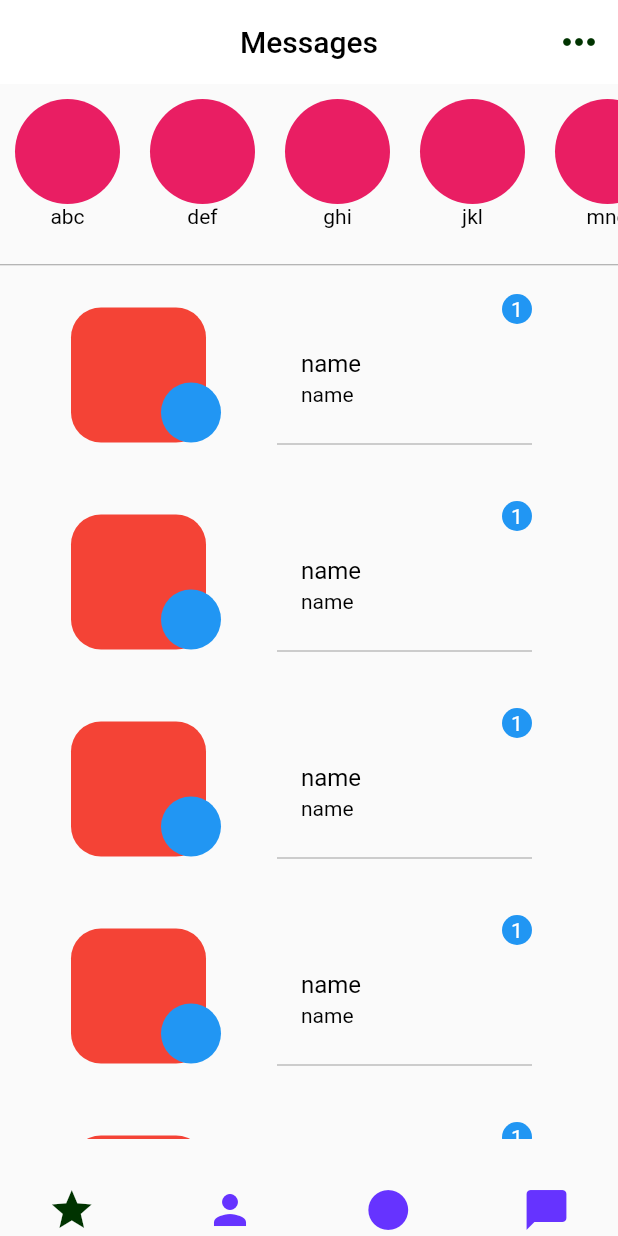
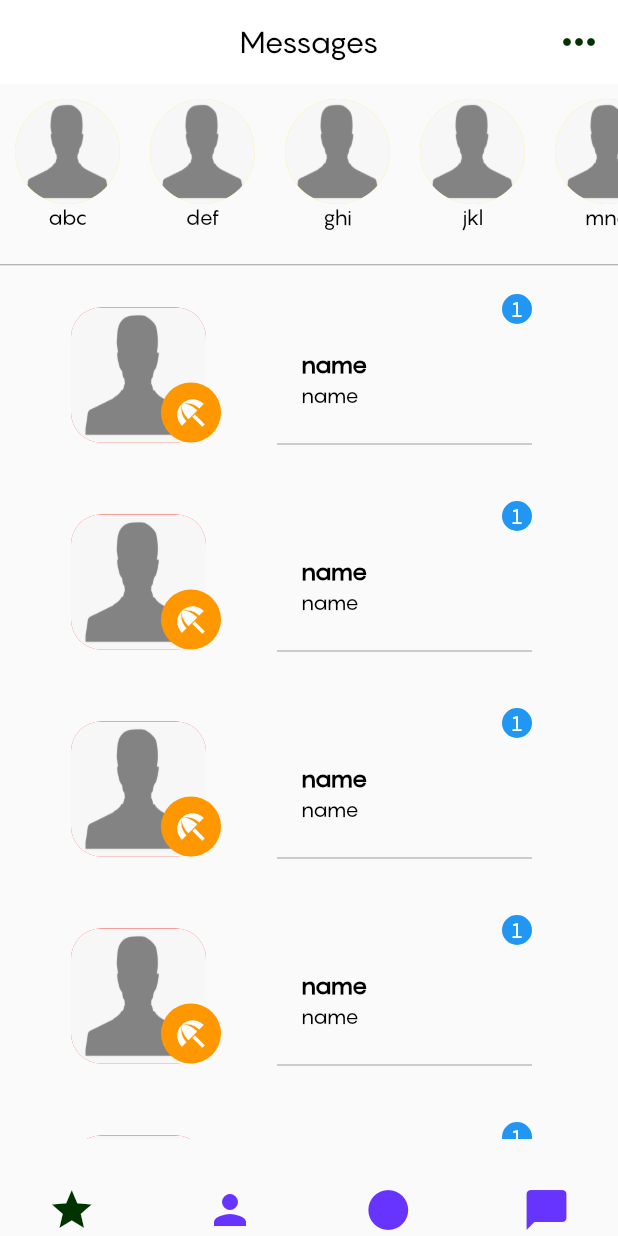
Before and after one commit to neonemi/flierdapp, a Flutter app: the screen it shows after launch, after a tap on "Go to chat", on a phone screen of 412 x 824 dp. Run offline on Flutter 3.47's test engine with Material 2 defaults, Android fonts, the phone set to English and light mode, and no system bars; our stand-ins replace image_picker, sqflite; missing offline and left inert: back_button_interceptor; accounts and stored records are empty.

Commit message:
font,homepage

```diff
--- a/lib/main.dart
+++ b/lib/main.dart
@@ -4,7 +4,9 @@ import 'package:flierdapp/ui/homepage/homepage.dart';
 import 'package:flutter/material.dart';
 
 void main() async {
-  runApp(MaterialApp(debugShowCheckedModeBanner: false, home: const MyApp()));
+  runApp(MaterialApp(
+      theme: ThemeData(fontFamily: "Pangram Sans"),
+      debugShowCheckedModeBanner: false, home: const MyApp()));
 }
 
 class MyApp extends StatelessWidget {
--- a/lib/ui/homepage/homepage.dart
+++ b/lib/ui/homepage/homepage.dart
@@ -1,7 +1,15 @@
+import 'dart:convert';
+import 'dart:developer';
+
+
 import 'package:back_button_interceptor/back_button_interceptor.dart';
 
 import 'package:flutter/material.dart';
+import 'package:http/http.dart' as http;
 import 'package:flutter/services.dart';
+
+
+import 'dart:convert' as convert;
 
 import '../../colors/colors.dart';
 import '../../main.dart';
@@ -15,42 +23,24 @@ class HomePage extends StatefulWidget {
 }
 
 class _State extends State<HomePage> with ChangeNotifier {
-  var _scaffoldKey = GlobalKey<ScaffoldState>();
+  var _scaffoldKey = new GlobalKey<ScaffoldState>();
   final List<Map<String, String>> listOfColumns = [
-    {
-      "name": "abc",
-      "message": "hi",
-    },
-    {
-      "name": "def",
-      "message": "hello",
-    },
-    {
-      "name": "ghi",
-      "message": "hi",
-    },
-    {
-      "name": "jkl",
-      "message": "hello",
-    },
-    {
-      "name": "mno",
-      "message": "hi",
-    },
-    {
-      "name": "pqr",
-      "message": "hello",
-    },
-    {
-      "name": "stu",
-      "message": "hi",
-    },
+    {"name": "abc", "message": "hi",},
+    {"name": "def", "message": "hello",},
+    {"name": "ghi", "message": "hi",},
+    {"name": "jkl", "message": "hello",},
+    {"name": "mno", "message": "hi",},
+    {"name": "pqr", "message": "hello",},
+    {"name": "stu", "message": "hi",},
+
   ];
   @override
   void initState() {
     super.initState();
 
     BackButtonInterceptor.add(myInterceptor);
+
+
   }
 
   @override
@@ -61,24 +51,24 @@ class _State extends State<HomePage> with ChangeNotifier {
 
   bool myInterceptor(bool stopDefaultButtonEvent, RouteInfo info) {
     Navigator.pushReplacement(
-        context, MaterialPageRoute(builder: (context) => const MyApp()));
+        context,
+        MaterialPageRoute(
+            builder: (context) => MyApp()));
     // Do some stuff.
     return true;
   }
+  void showInSnackBar(String value) {
+    ScaffoldMessenger.of(_scaffoldKey.currentContext!).showSnackBar(SnackBar(content: Text(value)));
+  }
 
-  void showInSnackBar(String value) {
-    ScaffoldMessenger.of(_scaffoldKey.currentContext!)
-        .showSnackBar(SnackBar(content: Text(value)));
-  }
 
   showLoaderDialog(BuildContext context) {
     AlertDialog alert = AlertDialog(
-      content: Row(
+      content: new Row(
         children: [
-          const CircularProgressIndicator(),
+          CircularProgressIndicator(),
           Container(
-              margin: const EdgeInsets.only(left: 7),
-              child: const Text("Loading...")),
+              margin: EdgeInsets.only(left: 7), child: Text("Loading...")),
         ],
       ),
     );
@@ -101,22 +91,15 @@ class _State extends State<HomePage> with ChangeNotifier {
       appBar: AppBar(
         backgroundColor: Colors.white,
         elevation: 0.0,
-        title: const Text(
-          "Messages",
-          style: TextStyle(color: Colors.black),
-        ),
+        title: Text("Messages",style: TextStyle(color: Colors.black),),
         centerTitle: true,
         actions: [
-          Container(
-              padding: const EdgeInsets.only(right: 10),
-              child: const Icon(
-                Icons.more_horiz,
-                color: ColorConstant.deepblue,
-                size: 32,
-              ))
+          Container(padding: EdgeInsets.only(right: 10),
+              child: Icon(Icons.more_horiz,color: ColorConstant.deepblue,size: 32,))
         ],
       ),
-      body: Stack(
+      body: Container(
+        child: Stack(
           children: [
             Container(
               height: 120,
@@ -128,77 +111,87 @@ class _State extends State<HomePage> with ChangeNotifier {
                     return Container(
                       width: 70,
                       height: 70,
-                    margin: const EdgeInsets.fromLTRB(10, 10, 10, 0),
+                      margin: EdgeInsets.fromLTRB(10, 10, 10, 0),
                       child: Column(
                         children: [
-                        const SizedBox(
+                          Container(
                             width: 70,
                             height: 70,
-                          child: CircleAvatar(
-                            backgroundColor: Colors.pink,
+                            decoration: BoxDecoration(
+                                color: Colors.yellow,
+                                borderRadius: BorderRadius.circular(70),
+                                image: DecorationImage(image: AssetImage("assets/images/dummmy.png"),fit: BoxFit.fill)
                             ),
+                            // child: CircleAvatar(
+                            //   backgroundColor: Colors.pink,
+                            //   child: Image.asset("assets/images/dummmy.png",fit: BoxFit.fill),
+                            // ),
                           ),
-                        Text(
-                          "${listOfColumns[index]['name']}",
-                          style: const TextStyle(
-                              color: Colors.black, fontSize: 14),
-                        )
+                          Text("${listOfColumns[index]['name']}",style: TextStyle(
+                              color: Colors.black,fontSize: 14
+                          ),)
                         ],
                       ),
                     );
                   }),
             ),
             Container(
-            margin: const EdgeInsets.fromLTRB(0, 120, 0, 0),
+              margin: EdgeInsets.fromLTRB(0, 120, 0, 0),
               height: 1,
-            child: const Divider(
+              child: Divider(
                 color: Colors.grey,
               ),
             ),
             Container(
-              margin: const EdgeInsets.fromLTRB(0, 120, 0, 0),
+                margin: EdgeInsets.fromLTRB(0, 120, 0, 0),
                 child: ListView.builder(
                   itemCount: 10,
                   itemBuilder: (context, index) {
                     return GestureDetector(
-                    onTap: () {
+                      onTap: (){
                         Navigator.pushReplacement(
                             context,
                             MaterialPageRoute(
-                              builder: (context) => const ChatScreen()));
+                                builder: (context) => ChatScreen()));
                       },
                       child: Container(
-                      margin: const EdgeInsets.fromLTRB(10, 10, 10, 0),
-                      width: 160,
+                        margin: EdgeInsets.fromLTRB(10, 10, 10, 0),
+
+                        width:160,
+
+
                         child: Row(
                             mainAxisAlignment: MainAxisAlignment.spaceEvenly,
-                          children: [
-                            SizedBox(
+                            children:  [
+                              Container(
                                 width: 100,
                                 child: Stack(
                                   alignment: Alignment.bottomRight,
                                   children: [
                                     Container(
-                                    margin:
-                                        const EdgeInsets.fromLTRB(0, 0, 10, 0),
+                                      margin: EdgeInsets.fromLTRB(0, 0, 10, 0),
                                       width: 90,
                                       height: 90,
                                       decoration: BoxDecoration(
                                           color: Colors.red,
                                           borderRadius: BorderRadius.circular(20),
-                                      //  image: DecorationImage(image: AssetImage("assets/images/placeholder.png"))
+                                          image: DecorationImage(image: AssetImage("assets/images/dummmy.png"),fit: BoxFit.fill)
                                       ),
-                                    child: Container(),
+                                      child: Container(
+
+
+                                      ),
                                     ),
                                     Align(
                                       alignment: Alignment.bottomRight,
                                       child: Container(
-                                      height: 40,
-                                      width: 40,
-                                      alignment: Alignment.bottomRight,
-                                      child: const CircleAvatar(
-                                        backgroundColor: Colors.blue,
+                                          height: 40,width: 40,
+                                          alignment: Alignment.center,
+                                          decoration: BoxDecoration(
+                                            color: Colors.orange,
+                                            borderRadius:  BorderRadius.circular(40),
                                           ),
+                                          child: Icon(Icons.beach_access,color: Colors.white,)
                                       ),
                                     ),
                                   ],
@@ -206,10 +199,9 @@ class _State extends State<HomePage> with ChangeNotifier {
                               ),
                               Container(
                                 width: 170,
-                              margin: const EdgeInsets.fromLTRB(0, 10, 10, 10),
+                                margin: EdgeInsets.fromLTRB(0, 10, 10, 10),
                                 child: Column(
-                                  mainAxisAlignment:
-                                      MainAxisAlignment.spaceEvenly,
+                                    mainAxisAlignment:MainAxisAlignment.spaceEvenly,
                                     children: [
                                       Container(
                                         //  height: 20,
@@ -219,77 +211,53 @@ class _State extends State<HomePage> with ChangeNotifier {
                                             width: 20,
                                             height: 20,
                                             alignment: Alignment.center,
-                                          decoration: const BoxDecoration(
-                                              shape: BoxShape.circle,
-                                              color: Colors.blue),
-                                          child: const Text(
-                                            "1",
-                                            style:
-                                                TextStyle(color: Colors.white),
-                                            textAlign: TextAlign.end,
-                                          )),
+                                            decoration: BoxDecoration(
+                                                shape: BoxShape.circle,color: Colors.blue
+                                            ),
+                                            child: Text("1",style: TextStyle(color: Colors.white),textAlign: TextAlign.end,)),
                                       ),
                                       Container(
-                                      width: MediaQuery.of(context).size.width -
-                                          120,
+                                        width:  MediaQuery.of(context).size.width-120,
                                         alignment: Alignment.centerLeft,
-                                      child: const ListTile(
-                                        title: Text(
-                                          "name",
-                                          style: TextStyle(color: Colors.black),
-                                          textAlign: TextAlign.start,
+                                        child: ListTile(title: Text("name",style: TextStyle(color: Colors.black,fontWeight: FontWeight.bold),textAlign: TextAlign.start,),
+                                          subtitle: Text("name",style: TextStyle(color: Colors.black),textAlign: TextAlign.start,),),
                                       ),
-                                        subtitle: Text(
-                                          "name",
-                                          style: TextStyle(color: Colors.black),
-                                          textAlign: TextAlign.start,
-                                        ),
-                                      ),
-                                    ),
+
                                       Container(
                                           alignment: Alignment.bottomCenter,
-                                        child: const Divider(
-                                          color: Colors.grey,
-                                        ))
-                                  ]),
+                                          child: Divider(color: Colors.grey,))
+                                    ]
                                 ),
-                          ]),
+
+                              ),
+                            ]
+                        ),
                       ),
                     );
                   },
-              ))
+                )
+
+            )
           ],
         ),
-      bottomNavigationBar: SizedBox(
+      ),
+      bottomNavigationBar: Container(
           height: 65,
           child: GridView(
             gridDelegate: const SliverGridDelegateWithFixedCrossAxisCount(
-                crossAxisCount: 4, mainAxisSpacing: 10, crossAxisSpacing: 10),
+                crossAxisCount: 4,mainAxisSpacing: 10,crossAxisSpacing: 10),
             shrinkWrap: true,
-            physics: const NeverScrollableScrollPhysics(),
+            physics:NeverScrollableScrollPhysics(),
             children: [
-              const Icon(
-                Icons.star,
-                size: 32,
-                color: ColorConstant.deepblue,
+              Icon(Icons.star,size: 32,color: ColorConstant.deepblue,),
+              Icon(Icons.person,size: 32,color: ColorConstant.lightblue,),
+              Icon(Icons.circle,size: 32,color: ColorConstant.lightblue,),
+              Icon(Icons.chat_bubble,size: 32,color: ColorConstant.lightblue,),
+            ],
+          )
       ),
-              const Icon(
-                Icons.person,
-                size: 32,
-                color: ColorConstant.lightblue,
-              ),
-              const Icon(
-                Icons.circle,
-                size: 32,
-                color: ColorConstant.lightblue,
-              ),
-              const Icon(
-                Icons.chat_bubble,
-                size: 32,
-                color: ColorConstant.lightblue,
-              ),
-            ],
-          )),
     );
   }
+
+
 }
```
Also changed, not shown: pubspec.yaml (+6 -1 lines), assets/fonts/Pangram-Black.otf (added), assets/fonts/Pangram-Bold.otf (added), assets/fonts/Pangram-ExtraBold.otf (added), assets/fonts/Pangram-ExtraLight.otf (added), assets/fonts/Pangram-Light.otf (added), assets/fonts/Pangram-Medium.otf (added), assets/fonts/Pangram-Regular.otf (added), assets/images/dummmy.png (added), assets/images/placeholder.png (added). Lines whose indentation alone changed are shown as unchanged.
